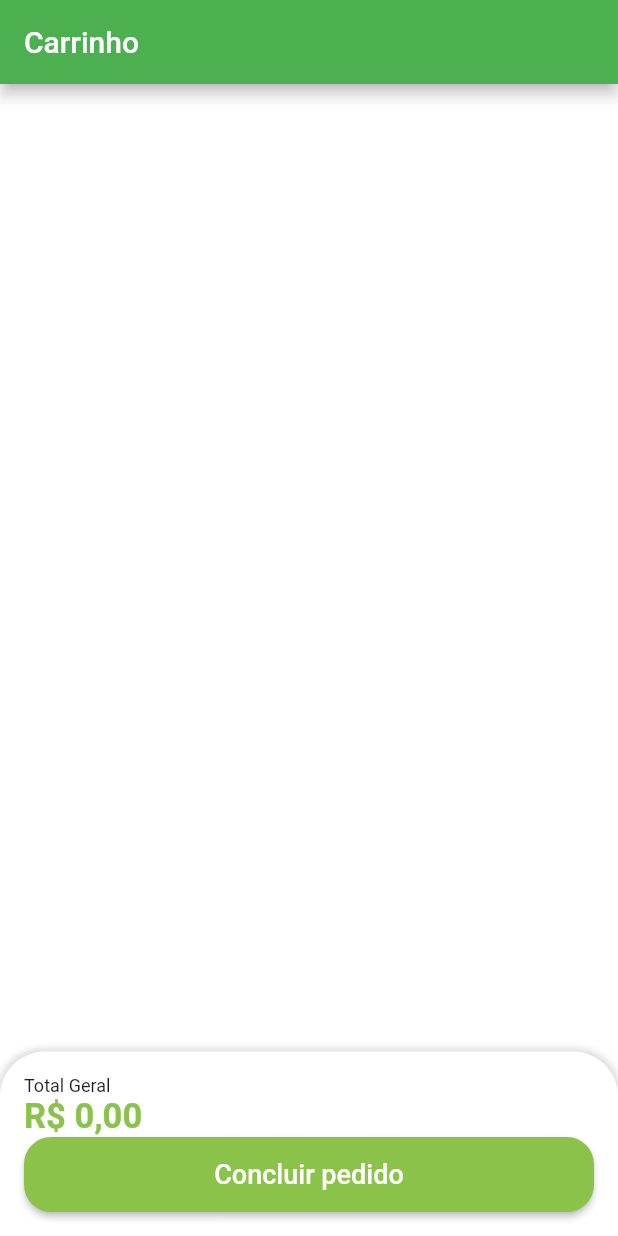
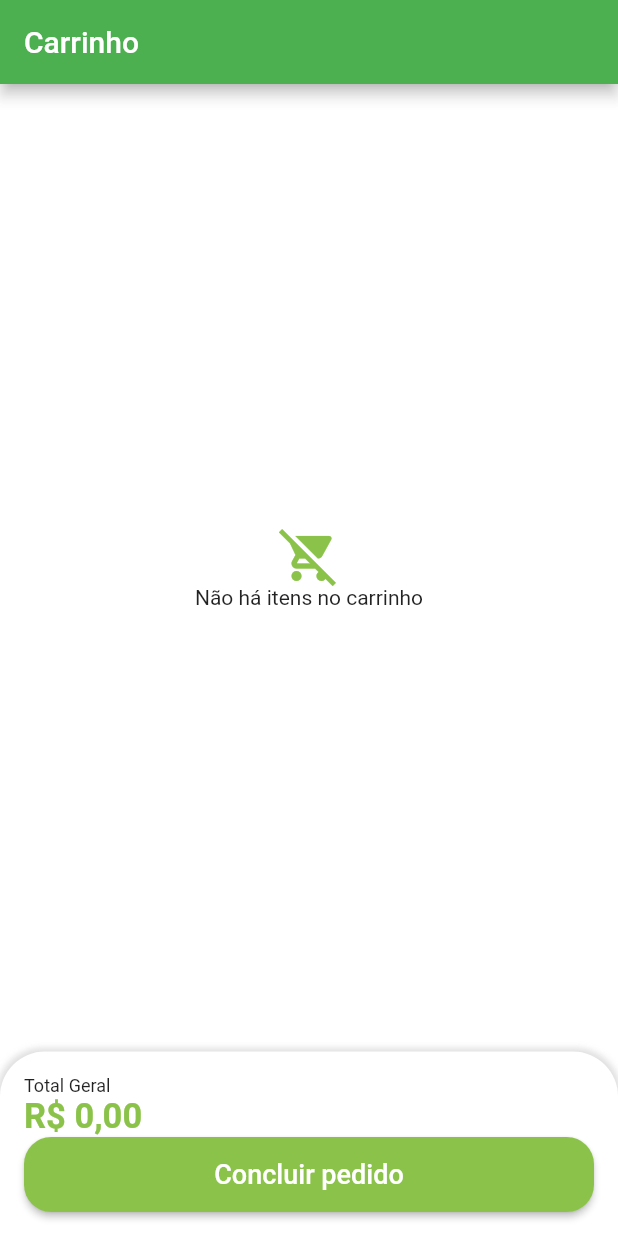
Before and after one commit to Joallisson/greengrocer, a Flutter app: the CartTab screen opened directly, on a phone screen of 412 x 824 dp. Run offline on Flutter 3.47's test engine with Material 2 defaults, Android fonts, the phone set to English and light mode, and no system bars; our stand-ins replace animated_text_kit, dio, flutter_secure_storage, fluttertoast, freezed_annotation, get and 3 more; missing offline and left inert: add_to_cart_animation; accounts and stored records are empty.

```diff
--- a/lib/src/pages/cart/view/cart_tab.dart
+++ b/lib/src/pages/cart/view/cart_tab.dart
@@ -18,15 +18,15 @@ class CartTab extends StatefulWidget {
 class _CartTabState extends State<CartTab> {
   final UtilsServices utilsServices = UtilsServices();
 
-  double cartTotalPrice() {
-    // double total = 0;
-    // for (var item in appData.cartItems) {
-    //   total += item.totalPrice();
-    // }
+  // double cartTotalPrice() {
+  //   // double total = 0;
+  //   // for (var item in appData.cartItems) {
+  //   //   total += item.totalPrice();
+  //   // }
 
-    // return total;
-    return 0;
-  }
+  //   // return total;
+  //   return 0;
+  // }
 
   @override
   Widget build(BuildContext context) {
@@ -40,6 +40,22 @@ class _CartTabState extends State<CartTab> {
           Expanded(
             child: GetBuilder<CartController>(
               builder: (controller) {
+
+                if(controller.cartItems.isEmpty){
+                  return Column(
+                    mainAxisAlignment: MainAxisAlignment.center,
+                    children: [
+
+                      Icon(
+                        Icons.remove_shopping_cart,
+                        size: 40,
+                        color: CustomColors.customSwatchColor,
+                      ),
+                      const Text('Não há itens no carrinho'),
+                    ],
+                  );
+                }
+
                 return ListView.builder(
                   itemCount: controller.cartItems.length,
                   itemBuilder: (_, index) {
```
Also changed, not shown: lib/src/pages/home/view/components/item_tile.dart (+6 -2 lines), lib/src/pages/home/view/home_tab.dart (+12 -5 lines).
